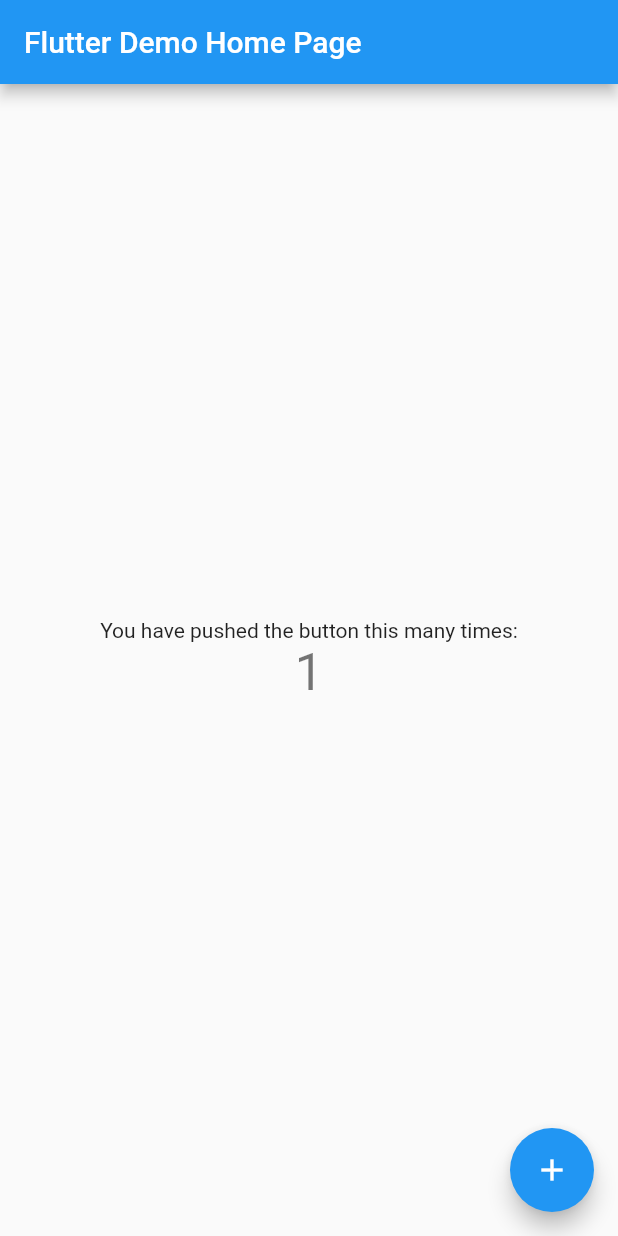
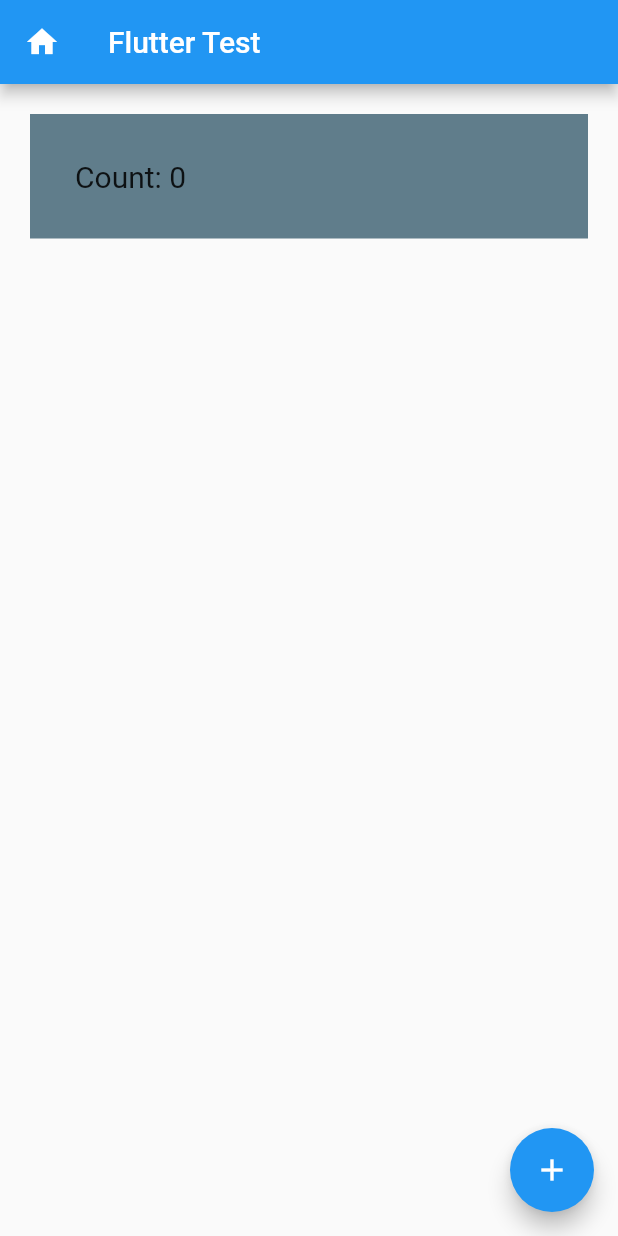
Before and after one commit to TharindaNimnajith/flutter_tutorial, a Flutter app: the screen it shows after launch, after a tap on the "add" icon, on a phone screen of 412 x 824 dp. Run offline on Flutter 3.47's test engine with Material 2 defaults, Android fonts, the phone set to English and light mode, and no system bars; our stand-ins replace device_preview.

Commit message:
test
Signed-off-by: TharindaNimnajith <tharindarajapakshe@gmail.com>

```diff
--- /dev/null
+++ b/lib/apps/navigation_app.dart
@@ -0,0 +1,24 @@
+import 'package:device_preview/device_preview.dart';
+import 'package:flutter/material.dart';
+
+import '../screens/first_page.dart';
+
+class NavigationApp extends StatelessWidget {
+  const NavigationApp({Key? key}) : super(key: key);
+
+  @override
+  Widget build(BuildContext context) {
+    return MaterialApp(
+      locale: DevicePreview.locale(context),
+      builder: DevicePreview.appBuilder,
+      debugShowCheckedModeBanner: false,
+      title: 'Flutter Demo',
+      theme: ThemeData(
+        primarySwatch: Colors.blue,
+      ),
+      home: FirstPage(
+        title: 'Flutter Demo Home Page',
+      ),
+    );
+  }
+}
--- a/lib/main.dart
+++ b/lib/main.dart
@@ -2,20 +2,23 @@ import 'package:device_preview/device_preview.dart';
 import 'package:flutter/cupertino.dart';
 import 'package:flutter/foundation.dart';
 
-import 'apps/my_app.dart';
+// import 'apps/my_app.dart';
 // import 'apps/app_test.dart';
 // import 'apps/app.dart';
+import 'apps/navigation_app.dart';
 
 void main() {
   // runApp(MyApp());
   // runApp(AppTest());
   // runApp(App());
+  // runApp(NavigationApp());
   runApp(
     DevicePreview(
       enabled: !kReleaseMode,
-      builder: (context) => MyApp(), // Wrap your app
+      // builder: (context) => MyApp(), // Wrap your app
       // builder: (context) => AppTest(), // Wrap your app
       // builder: (context) => App(), // Wrap your app
+      builder: (context) => NavigationApp(), // Wrap your app
     ),
   );
 }
--- /dev/null
+++ b/lib/screens/first_page.dart
@@ -0,0 +1,59 @@
+import 'package:flutter/cupertino.dart';
+import 'package:flutter/material.dart';
+
+import 'second_page.dart';
+
+// public class
+class FirstPage extends StatefulWidget {
+  FirstPage({Key? key, required this.title}) : super(key: key);
+
+  final String title;
+
+  @override
+  _FirstPageState createState() => _FirstPageState();
+}
+
+// private class
+class _FirstPageState extends State<FirstPage> {
+  int _counter = 0;
+
+  void _navigate() {
+    Navigator.of(context).push(MaterialPageRoute(builder: (_) {
+      return SecondPage();
+    }));
+  }
+
+  @override
+  Widget build(BuildContext context) {
+    return SafeArea(
+      child: Scaffold(
+        appBar: AppBar(
+          title: Text(
+            widget.title,
+          ),
+        ),
+        body: Center(
+          child: Column(
+            mainAxisAlignment: MainAxisAlignment.center,
+            children: <Widget>[
+              Text(
+                'You have pushed the button this many times:',
+              ),
+              Text(
+                '$_counter',
+                style: Theme.of(context).textTheme.headline4,
+              ),
+            ],
+          ),
+        ),
+        floatingActionButton: FloatingActionButton(
+          onPressed: _navigate,
+          tooltip: 'Increment',
+          child: Icon(
+            Icons.add,
+          ),
+        ),
+      ),
+    );
+  }
+}
--- /dev/null
+++ b/lib/screens/second_page.dart
@@ -0,0 +1,82 @@
+import 'package:flutter/cupertino.dart';
+import 'package:flutter/material.dart';
+
+import 'first_page.dart';
+
+class SecondPage extends StatefulWidget {
+  const SecondPage({Key? key}) : super(key: key);
+
+  @override
+  _SecondPageState createState() => _SecondPageState();
+}
+
+class _SecondPageState extends State<SecondPage> {
+  int count = 0;
+
+  void _navigate() {
+    Navigator.pop(
+        context,
+        FirstPage(
+          title: 'FirstPage',
+        ));
+  }
+
+  void _increment() {
+    // count++;
+    setState(() {
+      count++;
+    });
+    print(count);
+  }
+
+  @override
+  Widget build(BuildContext context) {
+    return SafeArea(
+      child: Scaffold(
+        appBar: AppBar(
+          title: Text(
+            'Flutter Test',
+          ),
+          leading: IconButton(
+            icon: Icon(
+              Icons.home,
+            ),
+            onPressed: _navigate,
+          ),
+        ),
+        body: Container(
+          color: Colors.blueGrey,
+          width: double.infinity,
+          // height: 200.0,
+          margin: EdgeInsets.all(20.0),
+          padding: EdgeInsets.all(30.0),
+          // padding: EdgeInsets.symmetric(
+          //     horizontal: 10.0,
+          //     vertical: 20.0,
+          // ),
+          // padding: EdgeInsets.only(
+          //   bottom: 10.0,
+          //   top: 10.0,
+          //   left: 10.0,
+          //   right: 10.0,
+          // ),
+          // padding: EdgeInsets.fromLTRB(10.0, 10.0, 10.0, 10.0),
+          // transform: Matrix4.rotationZ(0.2),
+          // alignment: Alignment.center,
+          child: Text(
+            'Count: $count',
+            style: TextStyle(
+              fontSize: 20.0,
+            ),
+          ),
+        ),
+        floatingActionButton: FloatingActionButton(
+          child: Icon(
+            Icons.add,
+          ),
+          onPressed: _increment,
+        ),
+      ),
+    );
+  }
+}
```
